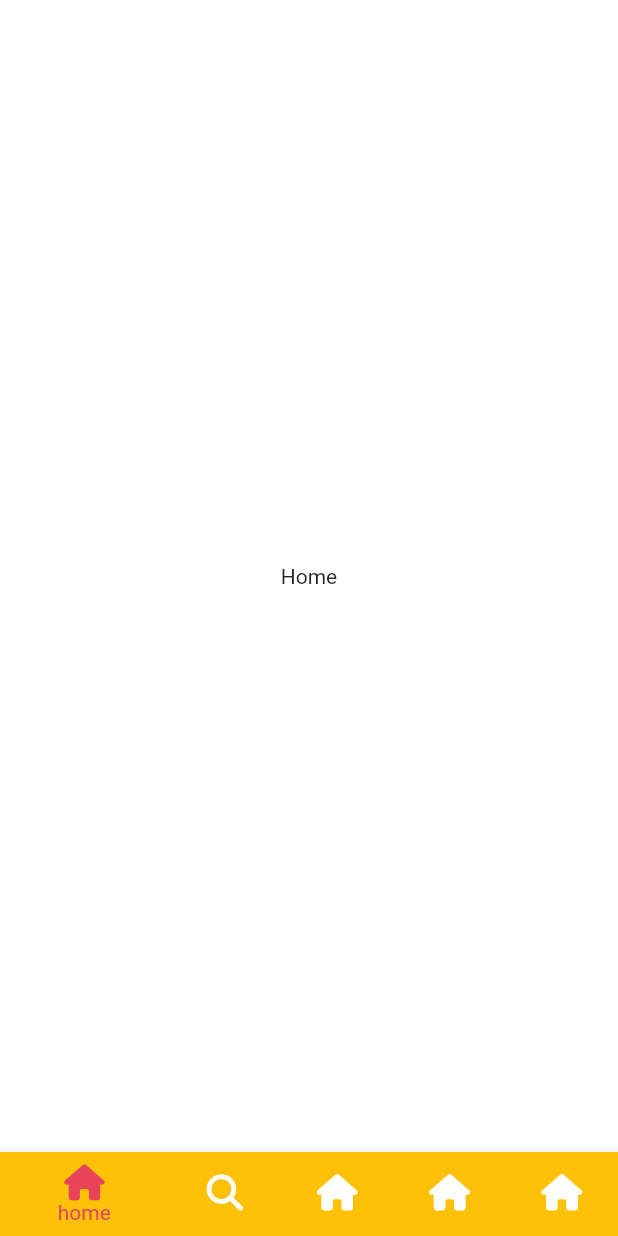
After one commit to 2rebee741/tictokClone, a Flutter app: the screen it shows after launch, on a phone screen of 412 x 824 dp. The commit adds this screen. Run offline on Flutter 3.47's test engine with Material 2 defaults, Android fonts, the phone set to English and light mode, and no system bars; our stand-ins replace font_awesome_flutter.

Commit message:
navigation_bar_version1

```diff
--- a/tiktok_clone/lib/features/authentication/widgets/birthday_screen.dart
+++ b/tiktok_clone/lib/features/authentication/widgets/birthday_screen.dart
@@ -31,10 +31,11 @@ class _BirthdayScreenState extends State<BirthdayScreen> {
   }
 
   void _onNextTap() {
-    Navigator.of(context).push(
+    Navigator.of(context).pushAndRemoveUntil(
       MaterialPageRoute(
         builder: (context) => const InterestsScreen(),
       ),
+      (route) => false,
     );
   }
 
--- a/tiktok_clone/lib/features/authentication/widgets/login_form_screen.dart
+++ b/tiktok_clone/lib/features/authentication/widgets/login_form_screen.dart
@@ -21,10 +21,11 @@ class _LoginFormScreenState extends State<LoginFormScreen> {
     if (_formKey.currentState != null) {
       if (_formKey.currentState!.validate()) {
         _formKey.currentState!.save(); //onSave
-        Navigator.of(context).push(
+        Navigator.of(context).pushAndRemoveUntil(
           MaterialPageRoute(
             builder: (context) => const InterestsScreen(),
           ),
+          (route) => false,
         );
       }
     }
--- /dev/null
+++ b/tiktok_clone/lib/features/main_navigation/main_navigation_screen.dart
@@ -0,0 +1,86 @@
+import 'package:flutter/material.dart';
+import 'package:font_awesome_flutter/font_awesome_flutter.dart';
+
+class MainNavigationScreen extends StatefulWidget {
+  const MainNavigationScreen({super.key});
+
+  @override
+  State<MainNavigationScreen> createState() => _MainNavigationScreenState();
+}
+
+class _MainNavigationScreenState extends State<MainNavigationScreen> {
+  int _selectIndex = 0;
+
+  final screens = [
+    const Center(
+      child: Text('Home'),
+    ),
+    const Center(
+      child: Text('Search'),
+    ),
+    const Center(
+      child: Text('3'),
+    ),
+    const Center(
+      child: Text('4'),
+    ),
+    const Center(
+      child: Text('5'),
+    ),
+  ];
+
+  void _onTap(int index) {
+    setState(() {
+      _selectIndex = index;
+    });
+  }
+
+  @override
+  Widget build(BuildContext context) {
+    return Scaffold(
+      body: screens[_selectIndex],
+      bottomNavigationBar: BottomNavigationBar(
+        onTap: _onTap,
+        currentIndex: _selectIndex,
+        selectedItemColor: Theme.of(context).primaryColor,
+        items: const [
+          BottomNavigationBarItem(
+              backgroundColor: Colors.amber,
+              icon: FaIcon(
+                FontAwesomeIcons.house,
+              ),
+              label: "home",
+              tooltip: "what are you"),
+          BottomNavigationBarItem(
+              backgroundColor: Colors.blue,
+              icon: FaIcon(
+                FontAwesomeIcons.magnifyingGlass,
+              ),
+              label: "Search",
+              tooltip: "what are you"),
+          BottomNavigationBarItem(
+              backgroundColor: Colors.pink,
+              icon: FaIcon(
+                FontAwesomeIcons.house,
+              ),
+              label: "home",
+              tooltip: "what are you"),
+          BottomNavigationBarItem(
+              backgroundColor: Colors.yellow,
+              icon: FaIcon(
+                FontAwesomeIcons.house,
+              ),
+              label: "home",
+              tooltip: "what are you"),
+          BottomNavigationBarItem(
+              backgroundColor: Colors.teal,
+              icon: FaIcon(
+                FontAwesomeIcons.house,
+              ),
+              label: "home",
+              tooltip: "what are you"),
+        ],
+      ),
+    );
+  }
+}
--- a/tiktok_clone/lib/features/onboarding/widgets/tutorial_screen.dart
+++ b/tiktok_clone/lib/features/onboarding/widgets/tutorial_screen.dart
@@ -2,6 +2,7 @@ import 'package:flutter/cupertino.dart';
 import 'package:flutter/material.dart';
 import 'package:tictokclone/constants/gaps.dart';
 import 'package:tictokclone/constants/sizes.dart';
+import 'package:tictokclone/features/main_navigation/main_navigation_screen.dart';
 
 //state 에 저장하기 위해 enum 생성
 
@@ -44,6 +45,15 @@ class _TutorialScreenState extends State<TutorialScreen> {
         _showingPage = Page.first;
       });
     }
+  }
+
+  void _onEnterAppTap() {
+    Navigator.of(context).pushAndRemoveUntil(
+      MaterialPageRoute(
+        builder: (context) => const MainNavigationScreen(),
+      ),
+      (route) => false,
+    );
   }
 
   @override
@@ -115,7 +125,7 @@ class _TutorialScreenState extends State<TutorialScreen> {
               duration: const Duration(milliseconds: 300),
               opacity: _showingPage == Page.first ? 0 : 1,
               child: CupertinoButton(
-                onPressed: () {},
+                onPressed: _onEnterAppTap,
                 color: Theme.of(context).primaryColor,
                 borderRadius: BorderRadius.circular(10),
                 child: const Text(
--- /dev/null
+++ b/tiktok_clone/lib/features/videos/video_screen.dart
@@ -0,0 +1,11 @@
+import 'package:flutter/src/widgets/framework.dart';
+import 'package:flutter/src/widgets/placeholder.dart';
+
+class MyWidget extends StatelessWidget {
+  const MyWidget({super.key});
+
+  @override
+  Widget build(BuildContext context) {
+    return const Placeholder();
+  }
+}
--- a/tiktok_clone/lib/main.dart
+++ b/tiktok_clone/lib/main.dart
@@ -1,6 +1,6 @@
 import 'package:flutter/material.dart';
 import 'package:tictokclone/constants/sizes.dart';
-import 'package:tictokclone/features/onboarding/interests_screen.dart';
+import 'package:tictokclone/features/main_navigation/main_navigation_screen.dart';
 
 void main() {
   runApp(const TicTokApp());
@@ -28,7 +28,8 @@ class TicTokApp extends StatelessWidget {
         ),
       ),
       // home: const SignUpScreen(),
-      home: const InterestsScreen(),
+      // home: const InterestsScreen(),
+      home: const MainNavigationScreen(),
     );
   }
 }
```
